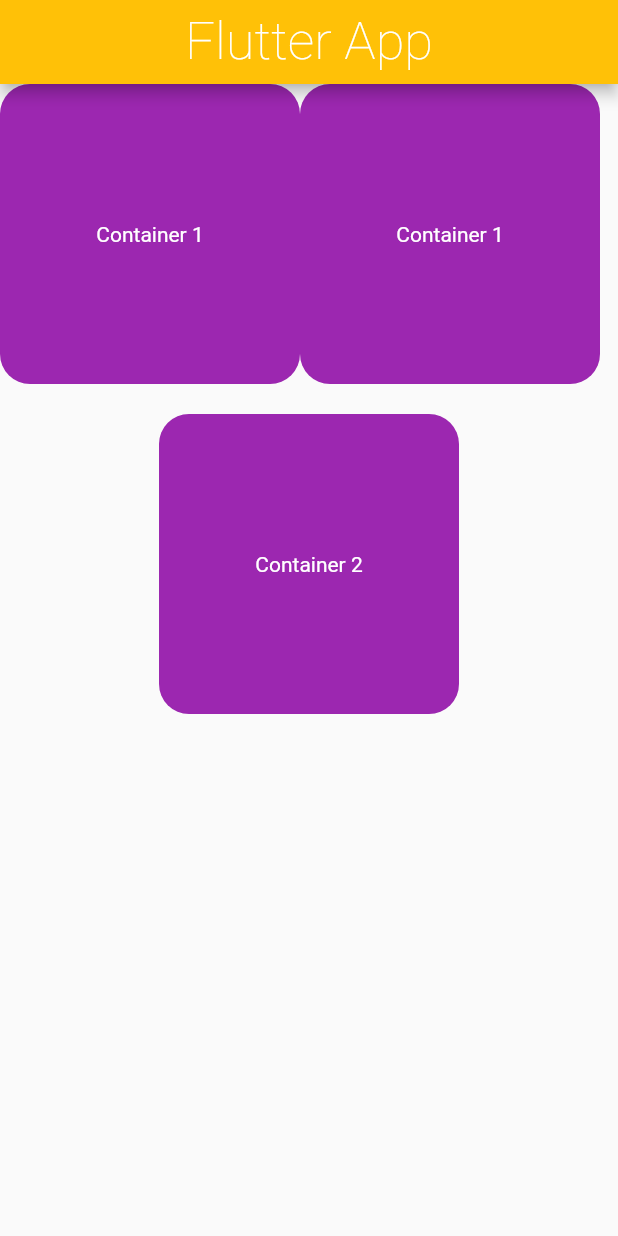
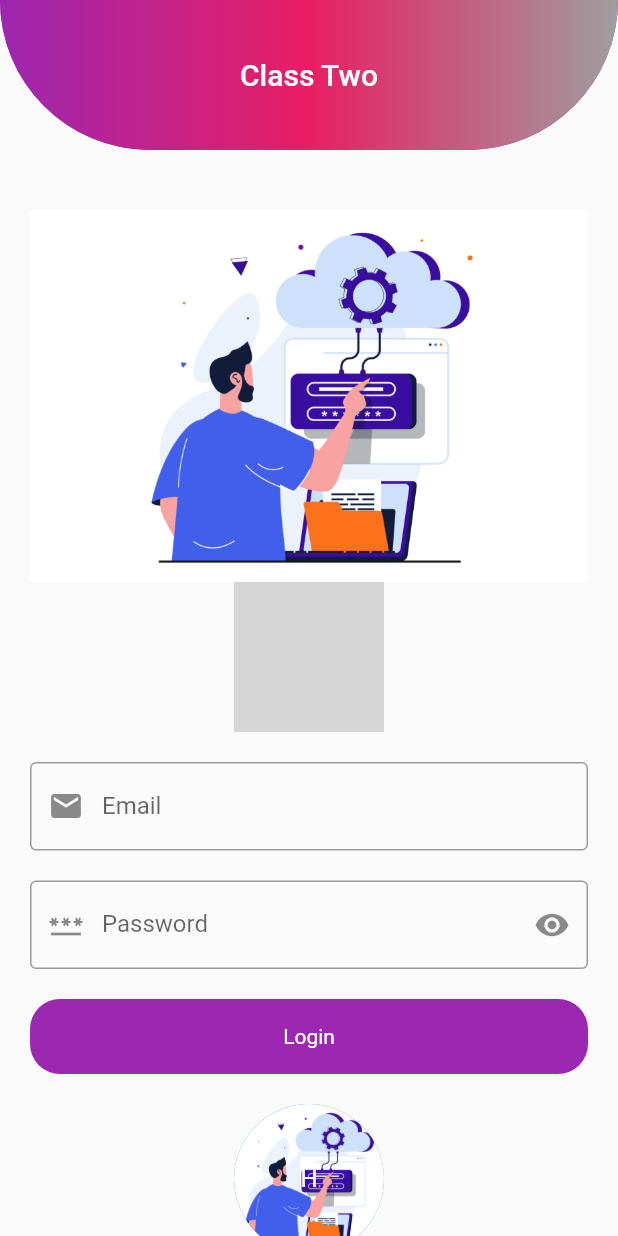
Before and after one commit to Hira-kiran/Futter_Batch2, a Flutter app: the screen it shows after launch, on a phone screen of 412 x 824 dp. Run offline on Flutter 3.47's test engine with Material 2 defaults, Android fonts, the light colour scheme and no system bars; missing offline and left inert: dart:html; network calls fail; grey boxes are pictures that could not be loaded.

Commit message:
class two

```diff
--- /dev/null
+++ b/flutter/flutter_batch2/lib/classOne.dart
@@ -0,0 +1,87 @@
+import 'package:flutter/material.dart';
+
+class ClassOne extends StatelessWidget {
+  const ClassOne({super.key});
+
+  @override
+  Widget build(BuildContext context) {
+    return Scaffold(
+      appBar: AppBar(
+        automaticallyImplyLeading: false,
+        backgroundColor: Colors.amber,
+        centerTitle: true,
+        title: const Text(
+          "Flutter App",
+          style: TextStyle(fontSize: 35, fontWeight: FontWeight.w200),
+        ),
+      ),
+      body: Column(
+        children: [
+          Row(
+            children: [
+              Container(
+                height: 200,
+                width: 200,
+                decoration: BoxDecoration(
+                  borderRadius: BorderRadius.circular(20),
+                  color: Colors.purple,
+                ),
+                child: const Center(
+                    child: Text(
+                  "Container 1",
+                  style: TextStyle(color: Colors.white),
+                )),
+              ),
+              Container(
+                height: 200,
+                width: 200,
+                decoration: BoxDecoration(
+                  borderRadius: BorderRadius.circular(20),
+                  color: Colors.purple,
+                ),
+                child: const Center(
+                    child: Text(
+                  "Container 1",
+                  style: TextStyle(color: Colors.white),
+                )),
+              ),
+            ],
+          ),
+          Padding(
+            padding: const EdgeInsets.only(top: 20),
+            child: Container(
+              height: 200,
+              width: 200,
+              decoration: BoxDecoration(
+                borderRadius: BorderRadius.circular(20),
+                color: Colors.purple,
+              ),
+              child: const Center(
+                  child: Text(
+                "Container 2",
+                style: TextStyle(color: Colors.white),
+              )),
+            ),
+          ),
+        ],
+      ),
+    );
+  }
+}
+
+
+
+// LEC 1:
+// •	Creating first flutter project
+// •	Understand vs code all things
+// •	Install extensions
+// LEC 2:
+// •	Stateless widget
+// •	Hot reload and hot restart
+// •	Understand widgets
+// •	App bar widget
+// •	Container widget
+// •	Single child widgets
+// •	Multi child widgets
+// Assignment
+// •	Design UI using six containers
--- /dev/null
+++ b/flutter/flutter_batch2/lib/classTwo.dart
@@ -0,0 +1,145 @@
+import 'dart:html';
+import 'dart:ui';
+
+import 'package:flutter/material.dart';
+import 'package:flutter_batch2/classOne.dart';
+
+class ClassTwo extends StatelessWidget {
+  const ClassTwo({super.key});
+
+  @override
+  Widget build(BuildContext context) {
+    return Scaffold(
+      appBar: AppBar(
+        backgroundColor: Colors.purple,
+        centerTitle: true,
+        toolbarHeight: 100,
+        elevation: 0,
+        title: const Text("Class Two"),
+        shape: const RoundedRectangleBorder(
+            borderRadius: BorderRadius.only(
+                bottomLeft: Radius.circular(120),
+                bottomRight: Radius.circular(120))),
+        flexibleSpace: Container(
+          decoration: const BoxDecoration(
+              borderRadius: BorderRadius.only(
+                  bottomLeft: Radius.circular(120),
+                  bottomRight: Radius.circular(120)),
+              gradient: LinearGradient(
+                  colors: [Colors.purple, Colors.pink, Colors.grey])),
+        ),
+      ),
+      body: SingleChildScrollView(
+        // scrollDirection: Axis.horizontal,
+        child: Padding(
+          padding: const EdgeInsets.symmetric(horizontal: 20, vertical: 20),
+          child: Column(
+            children: [
+              const SizedBox(
+                height: 20,
+              ),
+              Image.asset("images/login.webp"),
+              Image.network(
+                "https://static.vecteezy.com/system/resources/previews/005/879/539/original/cloud-computing-modern-flat-concept-for-web-banner-design-man-enters-password-and-login-to-access-cloud-storage-for-uploading-and-processing-files-illustration-with-isolated-people-scene-free-vector.jpg",
+                height: 100,
+              ),
+              const SizedBox(
+                height: 20,
+              ),
+              TextFormField(
+                // showCursor: false,
+                cursorColor: Colors.purple,
+                decoration: const InputDecoration(
+                    border: OutlineInputBorder(borderSide: BorderSide()),
+                    label: Text("Email"),
+                    prefixIcon: Icon(Icons.email),
+                    hintText: "Enter Your email"),
+              ),
+              const SizedBox(
+                height: 20,
+              ),
+              TextFormField(
+                obscureText: true,
+                decoration: const InputDecoration(
+                    border: OutlineInputBorder(borderSide: BorderSide()),
+                    label: Text("Password"),
+                    prefixIcon: Icon(Icons.password),
+                    suffixIcon: Icon(Icons.visibility),
+                    hintText: "Enter Your Password"),
+              ),
+              const SizedBox(
+                height: 20,
+              ),
+              GestureDetector(
+                onTap: () {
+                  Navigator.push(
+                      context,
+                      MaterialPageRoute(
+                          builder: ((context) => const ClassOne())));
+                },
+                child: Container(
+                  height: 50,
+                  width: double.infinity,
+                  decoration: BoxDecoration(
+                      color: Colors.purple,
+                      borderRadius: BorderRadius.circular(20)),
+                  child: const Center(
+                      child: Text(
+                    "Login",
+                    style: TextStyle(color: Colors.white),
+                  )),
+                ),
+              ),
+              const SizedBox(
+                height: 20,
+              ),
+              const CircleAvatar(
+                radius: 50,
+                // backgroundColor: Colors.amber,
+                backgroundImage: AssetImage(
+                  "images/login.webp",
+                ),
+                child: Text("H"),
+              ),
+              const ListTile(
+                leading: CircleAvatar(
+                  radius: 50,
+                  // backgroundColor: Colors.amber,
+                  backgroundImage: AssetImage(
+                    "images/login.webp",
+                  ),
+                  child: Text("H"),
+                ),
+                title: Text("Title"),
+                subtitle: Text("Subtitle"),
+                trailing: Text("10.00pm"),
+              ),
+            ],
+          ),
+        ),
+      ),
+    );
+  }
+}
+
+
+
+// LEC 3:
+// •	How to make stylish app bar
+// •	How to apply linear gradient
+// •	Text Form Field widget
+// •	Create round button
+// •	Design Login UI
+// LEC 4:
+// •	Add Network & asset image
+// •	Gesture detector ontap onpress function
+// •	Inkwell widget
+// •	Padding widget
+
+// LEC 5:
+// •	Circular avatar widget
+// •	List tile widget
+// •	SingleChildScollView
+// Assignment
+// design login and signup screen
+// design whatsapp home screen
--- a/flutter/flutter_batch2/lib/main.dart
+++ b/flutter/flutter_batch2/lib/main.dart
@@ -1,4 +1,5 @@
 import 'package:flutter/material.dart';
+import 'package:flutter_batch2/classTwo.dart';
 
 void main() {
   runApp(const MYApp());
@@ -9,69 +10,8 @@ class MYApp extends StatelessWidget {
 
   @override
   Widget build(BuildContext context) {
-    return MaterialApp(
-      debugShowCheckedModeBanner: false,
-      home: Scaffold(
-        appBar: AppBar(
-          backgroundColor: Colors.amber,
-          centerTitle: true,
-          title: const Text(
-            "Flutter App",
-            style: TextStyle(fontSize: 35, fontWeight: FontWeight.w200),
-          ),
-        ),
-        body: Column(
-          children: [
-            Row(
-              children: [
-                Container(
-                  height: 200,
-                  width: 200,
-                  decoration: BoxDecoration(
-                    borderRadius: BorderRadius.circular(20),
-                    color: Colors.purple,
-                  ),
-                  child: const Center(
-                      child: Text(
-                    "Container 1",
-                    style: TextStyle(color: Colors.white),
-                  )),
-                ),
-                Container(
-                  height: 200,
-                  width: 200,
-                  decoration: BoxDecoration(
-                    borderRadius: BorderRadius.circular(20),
-                    color: Colors.purple,
-                  ),
-                  child: const Center(
-                      child: Text(
-                    "Container 1",
-                    style: TextStyle(color: Colors.white),
-                  )),
-                ),
-              ],
-            ),
-            Padding(
-              padding: const EdgeInsets.only(top: 20),
-              child: Container(
-                height: 200,
-                width: 200,
-                decoration: BoxDecoration(
-                  borderRadius: BorderRadius.circular(20),
-                  color: Colors.purple,
-                ),
-                child: const Center(
-                    child: Text(
-                  "Container 2",
-                  style: TextStyle(color: Colors.white),
-                )),
-              ),
-            ),
-          ],
-        ),
-      ),
-    );
+    return const MaterialApp(
+        debugShowCheckedModeBanner: false, home: ClassTwo());
   }
 }
 
--- a/flutter/flutter_batch2/pubspec.yaml
+++ b/flutter/flutter_batch2/pubspec.yaml
@@ -60,8 +60,8 @@ flutter:
   uses-material-design: true
 
   # To add assets to your application, add an assets section, like this:
-  # assets:
-  #   - images/a_dot_burr.jpeg
+  assets:
+    - images/
   #   - images/a_dot_ham.jpeg
 
   # An image asset can refer to one or more resolution-specific "variants", see
--- a/loop/main.dart
+++ b/loop/main.dart
@@ -15,13 +15,17 @@ void main() {
 // For loop
   print("Enter your number:");
   // int x = int.parse(stdin.readLineSync()!);
-  for (int i = 1; i <= 50; i++) {
+  int even = 0;
+  int odd = 0;
+  for (int i = 1; i <= 20; i++) {
     if (i % 2 == 0) {
-      print("Even number $i ");
+      even += i;
     } else {
-      print("Odd number $i");
+      odd += i;
     }
   }
+  print("Even number $even ");
+  print("Odd number $odd");
   // while loop
   /*  int n = 0;
   while (n < 10) {
@@ -37,7 +41,6 @@ void main() {
   } while (n == 20); */
 }
 
-
 // Assignment
 // 1)	Write a program that displays counting form 1 to 10 using while loop.
 // 2)	Write a program that displays first five numbers with their square using while loop.
```
Also changed, not shown: Dart RoadMap/main.dart (deleted, +0 -107 lines), flutter/flutter_batch2/images/login.webp (added).
